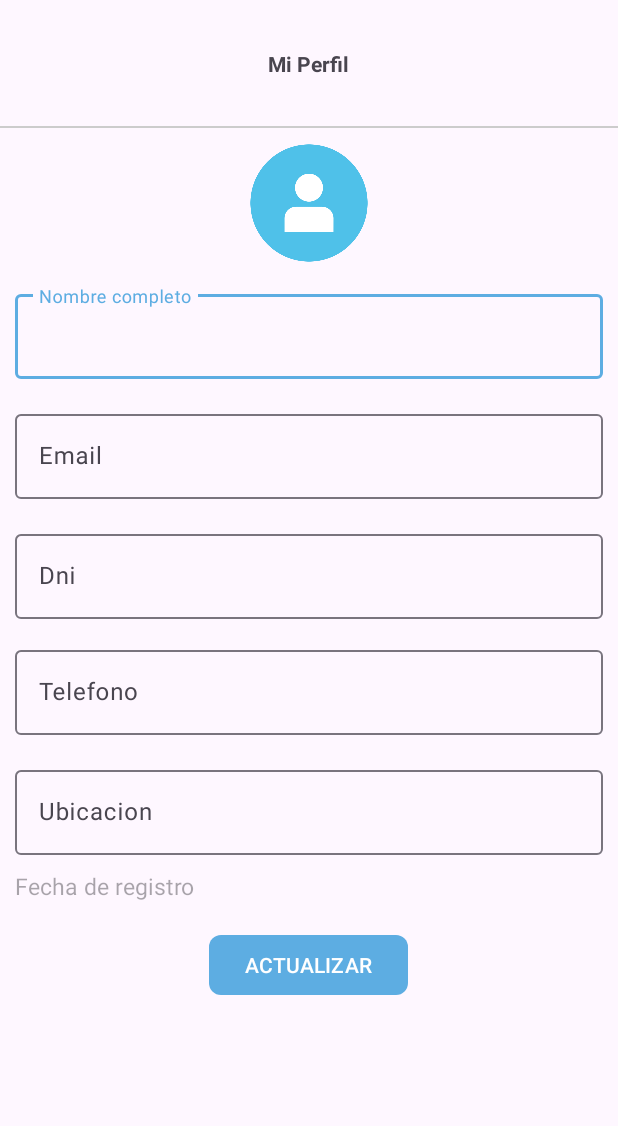
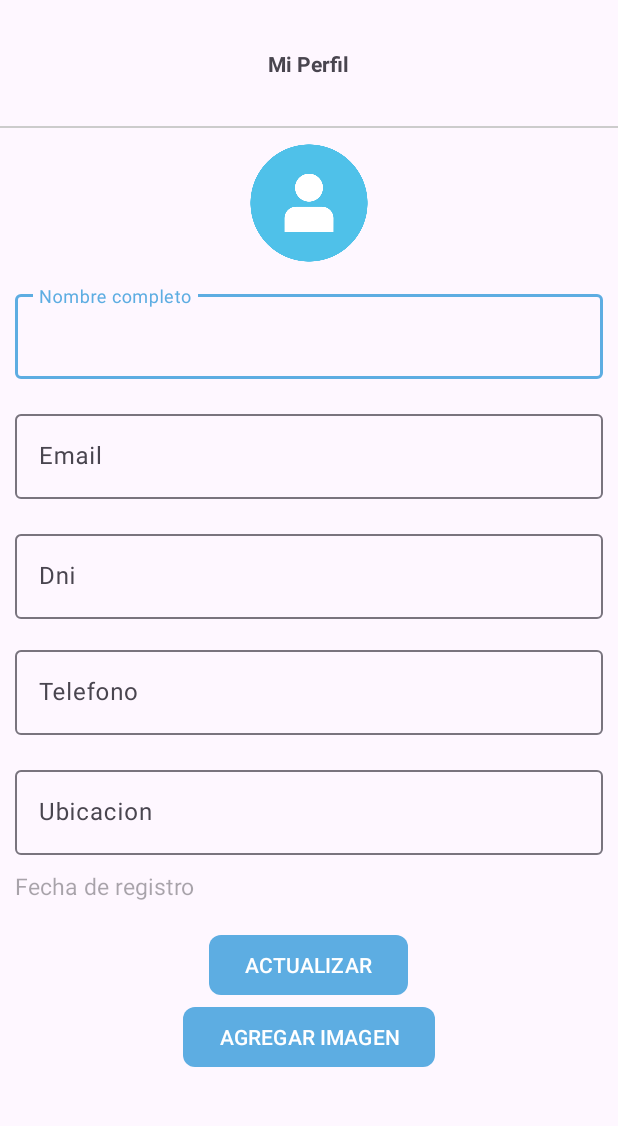
Before and after one commit to Daniel888Mendez/TiendaVirtual, an Android app: the fragment FragmentMiPerfilC placed in its activity, after a tap on "ACTUALIZAR", on a phone screen of 412 x 824 dp, the part 96-1222 px from its top. Run offline under Robolectric (Android 15) with nearby library versions, the phone set to English and light mode, and no system bars; our stand-ins replace CircleImageView, Firebase (no records; nobody signed in at launch, a user with empty details on screens opened directly); libraries missing offline, so code that uses them is left out: com.github.dhaval2404.imagepicker; 1 other tap on this screen came first.

Commit message:
se incorporaron las librerias necesarias para usar la camara para las fotos de perfil, se añadiran a firebase storage , que necesita una cuenta ; en proceso. La camara funciona con sus permisos pero no se sube al storage por falta de cuenta

```diff
--- a/app/build.gradle.kts
+++ b/app/build.gradle.kts
@@ -53,6 +53,8 @@ dependencies {
     implementation(libs.places)//Lugares para googleMaps
     implementation(libs.circleImg)//Imagenes circulares
     implementation(libs.imagePicker)//Recortar imagen
+    implementation(libs.storege)//Subir archivos multimedia
+    implementation(libs.glide)//Leer imagenes
     implementation(libs.androidx.activity)
     implementation(libs.androidx.constraintlayout)
     implementation(libs.androidx.coordinatorlayout)
--- a/app/src/main/java/com/dmo/tiendavirtual/Cliente/Nav_Fragments_Cliente/FragmentMiPerfilC.kt
+++ b/app/src/main/java/com/dmo/tiendavirtual/Cliente/Nav_Fragments_Cliente/FragmentMiPerfilC.kt
@@ -5,76 +5,68 @@ import android.app.ProgressDialog
 import android.content.Context
 import android.net.Uri
 import android.os.Bundle
-import androidx.fragment.app.Fragment
 import android.view.LayoutInflater
 import android.view.View
 import android.view.ViewGroup
 import android.widget.Toast
 import androidx.activity.result.contract.ActivityResultContracts
+import androidx.fragment.app.Fragment
 import com.dmo.tiendavirtual.databinding.FragmentMiPerfilCBinding
 import com.github.dhaval2404.imagepicker.ImagePicker
 import com.google.firebase.auth.FirebaseAuth
-import com.google.firebase.database.DataSnapshot
-import com.google.firebase.database.DatabaseError
-import com.google.firebase.database.FirebaseDatabase
-import com.google.firebase.database.ValueEventListener
+import com.google.firebase.database.*
+import com.google.firebase.storage.FirebaseStorage
 
 class FragmentMiPerfilC : Fragment() {
     private lateinit var binding: FragmentMiPerfilCBinding
-    private  lateinit var  firebaseAuth: FirebaseAuth
+    private lateinit var firebaseAuth: FirebaseAuth
     private lateinit var mContext: Context
     private lateinit var progressDialog: ProgressDialog
-    private var imagenUri: Uri?=null //Puede ser valor nulo, gracias al simbolo? hacemos uso del null safety
+    private var imagenUri: Uri? = null
 
-    //Para poder inicializar el contexto
-    override fun onAttach(context : Context) {
+    override fun onAttach(context: Context) {
         super.onAttach(context)
-        mContext=context
+        mContext = context
     }
 
     override fun onCreateView(
-        inflater: LayoutInflater, container: ViewGroup?, savedInstanceState: Bundle?): View? {
-        // Inflate the layout for this fragment
-        binding= FragmentMiPerfilCBinding.inflate(layoutInflater,container,false)
+
+        inflater: LayoutInflater, container: ViewGroup?, savedInstanceState: Bundle?
+    ): View? {
+        binding = FragmentMiPerfilCBinding.inflate(inflater, container, false)
         binding.btnActualizar.setOnClickListener {
             actualizarPerfil()
+        }
+        // Nuevo: botón para elegir imagen
+        binding.profileImageView.setOnClickListener {
+            seleccionarImg()
         }
         return binding.root
     }
 
     override fun onCreate(savedInstanceState: Bundle?) {
+
         super.onCreate(savedInstanceState)
+        progressDialog = ProgressDialog(context)
+        progressDialog.setTitle("Espere por favor")
+        progressDialog.setCanceledOnTouchOutside(false)
+        firebaseAuth = FirebaseAuth.getInstance()
+        leerInformacion()
 
-        progressDialog = ProgressDialog(context)
-        progressDialog.setTitle("Espere porfavor")
-        progressDialog.setCanceledOnTouchOutside(false)
-
-        firebaseAuth= FirebaseAuth.getInstance() //Inicializar Firebase
-        leerInformacio()
     }
 
+    private fun leerInformacion() {
 
-    private var nombre = ""
-    private var email = ""
-    private var dni=""
-    private var telefono=""
-    private var ubicacion=""
-    private var fechaRegistro=""
-
-
-    private fun leerInformacio() {
-        var ref= FirebaseDatabase.getInstance().getReference("Usuarios")
-        //leer usuario actual atraves de uid. con firebaseAuth es la persona que ha iniciado sesion
+        val ref = FirebaseDatabase.getInstance().getReference("Usuarios")
         ref.child("${firebaseAuth.uid}")
-            .addValueEventListener(object : ValueEventListener{
+            .addValueEventListener(object : ValueEventListener {
                 override fun onDataChange(snapshot: DataSnapshot) {
-                    //Obtener los datos del usuario
-                    val nombre="${snapshot.child("nombre").value?.toString() ?:""}"
-                    val email="${snapshot.child("email").value?.toString() ?:""}"
-                    val dni="${snapshot.child("dni").value?.toString() ?:""}"
-                    val imagen = "${snapshot.child("imagen").value}"
-                    val telefono="${snapshot.child("telefono").value?.toString() ?:""}"
-                    val fecha="${snapshot.child("fechaRegistro").value?.toString() ?:""}"
+                    val nombre = snapshot.child("nombre").value?.toString() ?: ""
+                    val email = snapshot.child("email").value?.toString() ?: ""
+                    val dni = snapshot.child("dni").value?.toString() ?: ""
+                    val imagen = snapshot.child("imagen").value?.toString() ?: ""
+                    val telefono = snapshot.child("telefono").value?.toString() ?: ""
+                    val fecha = snapshot.child("fechaRegistro").value?.toString() ?: ""
 
                     binding.nombreCPerfil.setText(nombre)
                     binding.emailCPerfil.setText(email)
@@ -82,83 +74,111 @@ class FragmentMiPerfilC : Fragment() {
                     binding.telefonoCPerfil.setText(telefono)
                     binding.fechaRegistroCPerfil.setText(fecha)
 
+                    // Mostrar imagen si existe URL
+                    if (imagen.isNotEmpty()) {
+                        com.bumptech.glide.Glide.with(mContext)
+                            .load(imagen)
+                            .into(binding.profileImageView)
+                    }
                 }
 
                 override fun onCancelled(error: DatabaseError) {
-                    TODO("Not yet implemented")
+                    Toast.makeText(mContext, "Error al leer datos", Toast.LENGTH_SHORT).show()
                 }
             })
+
     }
 
-    private fun seleccionarImg(){
+    private fun seleccionarImg() {
+
         ImagePicker.with(this)
-            .crop()//recortar img
-            .compress(1024)//compresion -1megabyte
-            .maxResultSize(1080,1080)
+            .crop()
+            .compress(1024)
+            .maxResultSize(1080, 1080)
             .createIntent { intent ->
+            resultadoImg.launch(intent)}
+    }
 
+    private val resultadoImg =
+
+        registerForActivityResult(ActivityResultContracts.StartActivityForResult()) { resultado ->
+            if (resultado.resultCode == Activity.RESULT_OK) {
+                val data = resultado.data
+                imagenUri = data?.data
+                binding.profileImageView.setImageURI(imagenUri) // mostrar seleccionada
+                subirImagenStorage(imagenUri)
+            } else {
+                Toast.makeText(mContext, "Acción cancelada", Toast.LENGTH_SHORT).show()
             }
         }
 
-    private val resultadoImg=registerForActivityResult(ActivityResultContracts.StartActivityForResult()){resultado ->
-        if (resultado.resultCode== Activity.RESULT_OK){ //si se ha obtenido la imagen de manera exitosa
-            val data=resultado.data
-            imagenUri=data!!.data
-            subirImagenStorage(imagenUri)
+    private fun subirImagenStorage(imagenUri: Uri?) {
+        if (imagenUri == null) return
+        progressDialog.setMessage("Subiendo imagen...")
+        progressDialog.show()
+        val rutaImagen = "imagenesPerfil/${firebaseAuth.uid}.jpg"
+        val storageRef = FirebaseStorage.getInstance().getReference(rutaImagen)
+        storageRef.putFile(imagenUri)
+            .addOnSuccessListener {
+                storageRef.downloadUrl.addOnSuccessListener { uri ->
+                    val urlImagen = uri.toString()
+                    // Guardar URL en la DB de usuario
 
-        }else{
-            Toast.makeText(mContext,"Accion cancelada", Toast.LENGTH_SHORT).show()
+                    val refUsuarios = FirebaseDatabase.getInstance().getReference("Usuarios")
+                    refUsuarios.child(firebaseAuth.uid!!).child("imagen").setValue(urlImagen)
+                        .addOnSuccessListener {
+                            progressDialog.dismiss()
+                            Toast.makeText(
+                                mContext,
+                                "Imagen actualizada correctamente",
+                                Toast.LENGTH_SHORT
+                            ).show()
+                        }
+                        .addOnFailureListener {
+                            progressDialog.dismiss()
+                            Toast.makeText(mContext, "Error al guardar URL", Toast.LENGTH_SHORT)
+                                .show()
+                        }
+                }
             }
 
+            .addOnFailureListener {
+                progressDialog.dismiss()
+                Toast.makeText(mContext, "Error al subir imagen", Toast.LENGTH_SHORT).show()
             }
 
-    private fun subirImagenStorage(imagenUri: Uri?) {
-        val rutaImagen="imagenesPerfil/"+firebaseAuth.uid  //nombre de la carpeta en el storage y nombre de la imagen el uid del usuarion
-        //TERMINAR EL VIDEO 94
     }
 
     private fun actualizarPerfil() {
 
         progressDialog.setMessage("Actualizando Perfil")
-        val uid = firebaseAuth.uid
+        progressDialog.show()
+        val uid = firebaseAuth.uid!!
         val nombreC = binding.nombreCPerfil.text.toString()
-        val emailC = firebaseAuth.currentUser?.email
-        val dniC=binding.dniCPerfil.text.toString()
-        val telefonoC=binding.telefonoCPerfil.text
-        val fecha=binding.fechaRegistroCPerfil.text.toString()
-        val ubicacionC=ubicacion
-
+        val emailC = firebaseAuth.currentUser?.email ?: ""
+        val dniC = binding.dniCPerfil.text.toString()
+        val telefonoC = binding.telefonoCPerfil.text.toString()
+        val fecha = binding.fechaRegistroCPerfil.text.toString()
         val datosClientes = HashMap<String, Any>()
-        datosClientes["uid"] = "$uid"
-        datosClientes["nombre"] = "$nombreC"
-        datosClientes["email"] = "$emailC"
-        datosClientes["provedor"]= "email"
-        datosClientes["dni"]="$dniC"
-        datosClientes["telefono"]="$telefonoC"
-        datosClientes["ubicacion"]="$ubicacionC"
-        datosClientes["fechaRegistro"] = "$fecha"
-        datosClientes["imagen"] = ""
+        datosClientes["uid"] = uid
+        datosClientes["nombre"] = nombreC
+        datosClientes["email"] = emailC
+        datosClientes["provedor"] = "email"
+        datosClientes["dni"] = dniC
+        datosClientes["telefono"] = telefonoC
+        datosClientes["fechaRegistro"] = fecha
         datosClientes["tipoUsuario"] = "Cliente"
-
-        val reference = FirebaseDatabase.getInstance().getReference("Usuarios")
-        reference.child(uid!!)
-            .setValue(datosClientes)
+        FirebaseDatabase.getInstance().getReference("Usuarios")
+            .child(uid)
+            .updateChildren(datosClientes)
             .addOnSuccessListener {
                 progressDialog.dismiss()
-                Toast.makeText(context, "SUpuestamente Actualizado", Toast.LENGTH_SHORT).show()
+                Toast.makeText(context, "Perfil actualizado", Toast.LENGTH_SHORT).show()
             }
-            .addOnFailureListener { e ->
+            .addOnFailureListener {
                 progressDialog.dismiss()
-                Toast.makeText(context, "SUpuestamente ERROR", Toast.LENGTH_SHORT).show()
+                Toast.makeText(context, "Error al actualizar", Toast.LENGTH_SHORT).show()
+            }
+    }
 
 }
-
-
-    }
-
-
-
-
-
-
-}
--- a/app/src/main/res/layout/fragment_mi_perfil_c.xml
+++ b/app/src/main/res/layout/fragment_mi_perfil_c.xml
@@ -42,7 +42,7 @@
 
 
             <de.hdodenhof.circleimageview.CircleImageView
-                android:id="@+id/imgCPerfil"
+                android:id="@+id/profileImageView"
                 android:layout_width="80dp"
                 android:layout_height="80dp"
                 android:layout_gravity="center"
@@ -134,19 +134,6 @@
 
 
 
-
-
-
-
-
-
-
-
-
-
-
-
-
             <!--Boton Guardar-->
             <com.google.android.material.button.MaterialButton
                 android:id="@+id/btnActualizar"
@@ -156,6 +143,17 @@
                 android:textAllCaps="true"
                 android:layout_width="wrap_content"
                 android:layout_height="wrap_content"/>
+
+            <!--Boton Imagen-->
+            <com.google.android.material.button.MaterialButton
+                android:id="@+id/profileImageView22"
+                android:text="Agregar Imagen"
+                android:layout_gravity="center"
+                app:cornerRadius="8dp"
+                android:textAllCaps="true"
+                android:layout_width="wrap_content"
+                android:layout_height="wrap_content"/>
+
 
 
         </LinearLayout>
--- a/gradle/libs.versions.toml
+++ b/gradle/libs.versions.toml
@@ -18,6 +18,8 @@ mapsV="18.2.0"
 placeV="3.5.0"
 circleImg="3.1.0"
 imagePickerV="2.1"
+storage = "22.0.1"
+glideV="4.16.0"
 
 [libraries]
 androidx-core-ktx = { group = "androidx.core", name = "core-ktx", version.ref = "coreKtx" }
@@ -36,6 +38,8 @@ maps={group="com.google.android.gms",name="play-services-maps",version.ref="maps
 places={group="com.google.android.libraries.places",name="places",version.ref="placeV"}
 circleImg={group="de.hdodenhof",name="circleimageview",version.ref="circleImg"}
 imagePicker={group="com.github.dhaval2404",name="imagepicker",version.ref="imagePickerV"}
+storege={group="com.google.firebase",name="firebase-storage",version.ref="storage"}
+glide={group="com.github.bumptech.glide",name="glide",version.ref="glideV"}
 [plugins]
 android-application = { id = "com.android.application", version.ref = "agp" }
 kotlin-android = { id = "org.jetbrains.kotlin.android", version.ref = "kotlin" }
```
Lines whose indentation alone changed are shown as unchanged.
